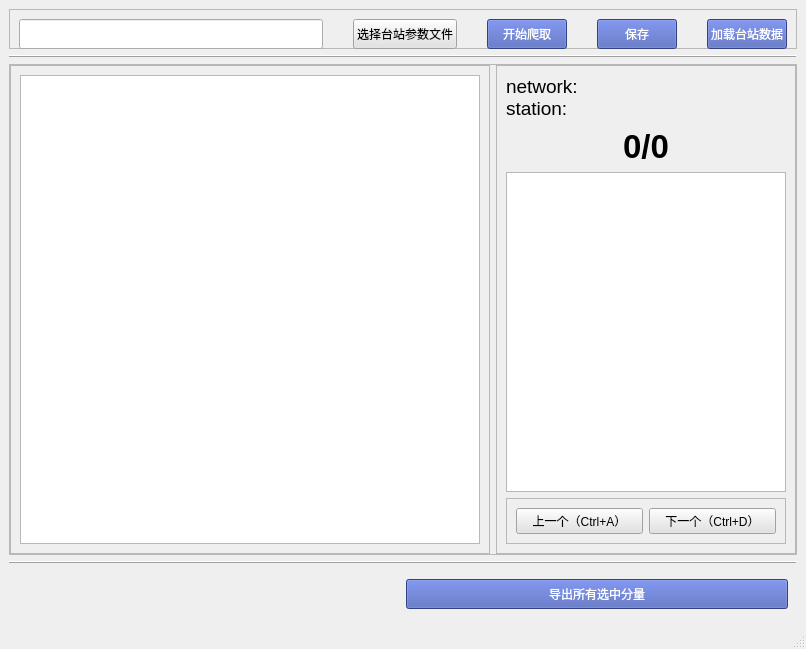
Qt form ChannelTool/window.ui (FrankLiu007/SeisDQ) before a commit.
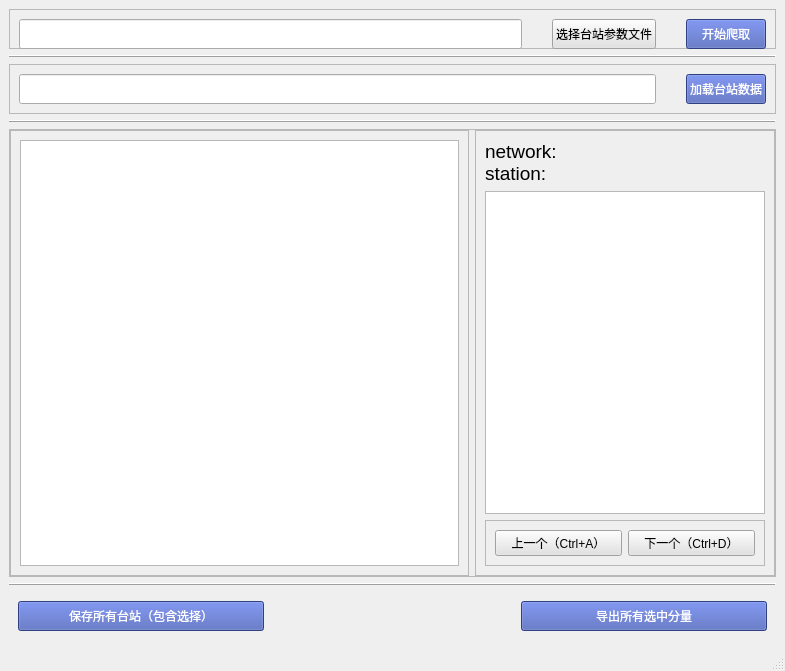
The same form after that commit.

```diff
--- a/ChannelTool/window.ui
+++ b/ChannelTool/window.ui
@@ -6,8 +6,8 @@
    <rect>
     <x>0</x>
     <y>0</y>
-    <width>806</width>
-    <height>649</height>
+    <width>785</width>
+    <height>671</height>
    </rect>
   </property>
   <property name="windowTitle">
@@ -87,21 +87,47 @@
          </property>
         </widget>
        </item>
+      </layout>
+     </widget>
+    </item>
+    <item>
+     <widget class="QFrame" name="frame_6">
+      <property name="sizePolicy">
+       <sizepolicy hsizetype="Preferred" vsizetype="Preferred">
+        <horstretch>0</horstretch>
+        <verstretch>0</verstretch>
+       </sizepolicy>
+      </property>
+      <property name="frameShape">
+       <enum>QFrame::HLine</enum>
+      </property>
+      <property name="frameShadow">
+       <enum>QFrame::Raised</enum>
+      </property>
+     </widget>
+    </item>
+    <item>
+     <widget class="QFrame" name="frame_9">
+      <property name="frameShape">
+       <enum>QFrame::StyledPanel</enum>
+      </property>
+      <property name="frameShadow">
+       <enum>QFrame::Raised</enum>
+      </property>
+      <layout class="QHBoxLayout" name="horizontalLayout_6">
+       <property name="spacing">
+        <number>30</number>
+       </property>
        <item>
-        <widget class="QPushButton" name="save_btn">
+        <widget class="QLineEdit" name="staion_info_path_edit">
          <property name="minimumSize">
           <size>
-           <width>0</width>
+           <width>300</width>
            <height>30</height>
           </size>
          </property>
          <property name="styleSheet">
-          <string notr="true">font: 10pt &quot;Microsoft YaHei UI&quot;;
-background-color:#455ab3;
-color:#fff;</string>
-         </property>
-         <property name="text">
-          <string>保存</string>
+          <string notr="true">font: 9pt &quot;Microsoft YaHei UI&quot;;</string>
          </property>
         </widget>
        </item>
@@ -127,7 +153,7 @@
      </widget>
     </item>
     <item>
-     <widget class="QFrame" name="frame_6">
+     <widget class="QFrame" name="frame_10">
       <property name="sizePolicy">
        <sizepolicy hsizetype="Preferred" vsizetype="Preferred">
         <horstretch>0</horstretch>
@@ -226,39 +252,7 @@
            </widget>
           </item>
           <item>
-           <widget class="QLabel" name="index_label">
-            <property name="minimumSize">
-             <size>
-              <width>0</width>
-              <height>40</height>
-             </size>
-            </property>
-            <property name="maximumSize">
-             <size>
-              <width>16777215</width>
-              <height>16777215</height>
-             </size>
-            </property>
-            <property name="font">
-             <font>
-              <pointsize>25</pointsize>
-              <weight>75</weight>
-              <bold>true</bold>
-             </font>
-            </property>
-            <property name="layoutDirection">
-             <enum>Qt::LeftToRight</enum>
-            </property>
-            <property name="text">
-             <string>0/0</string>
-            </property>
-            <property name="alignment">
-             <set>Qt::AlignCenter</set>
-            </property>
-           </widget>
-          </item>
-          <item>
-           <widget class="QListWidget" name="listWidget"/>
+           <widget class="QListWidget" name="stationListWidget"/>
           </item>
           <item>
            <widget class="QFrame" name="frame_5">
@@ -325,6 +319,24 @@
        </size>
       </property>
       <layout class="QHBoxLayout" name="horizontalLayout_5">
+       <item>
+        <widget class="QPushButton" name="save_btn">
+         <property name="minimumSize">
+          <size>
+           <width>0</width>
+           <height>30</height>
+          </size>
+         </property>
+         <property name="styleSheet">
+          <string notr="true">font: 10pt &quot;Microsoft YaHei UI&quot;;
+background-color:#455ab3;
+color:#fff;</string>
+         </property>
+         <property name="text">
+          <string>保存所有台站（包含选择）</string>
+         </property>
+        </widget>
+       </item>
        <item>
         <widget class="QLabel" name="label">
          <property name="text">
```
